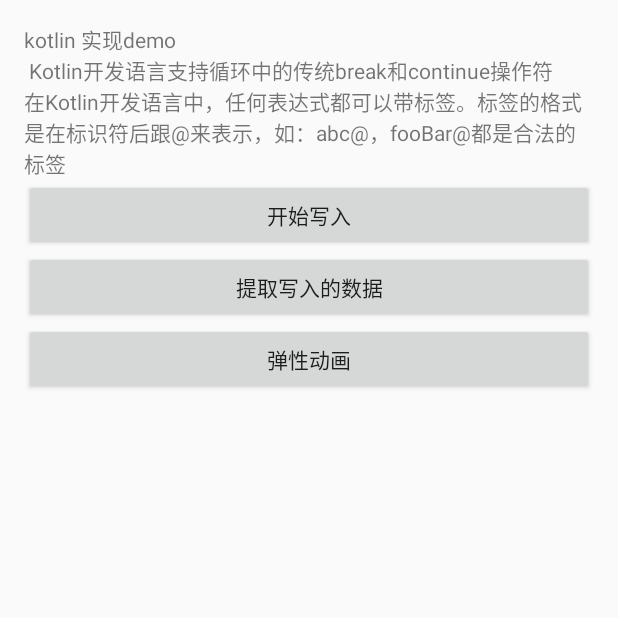
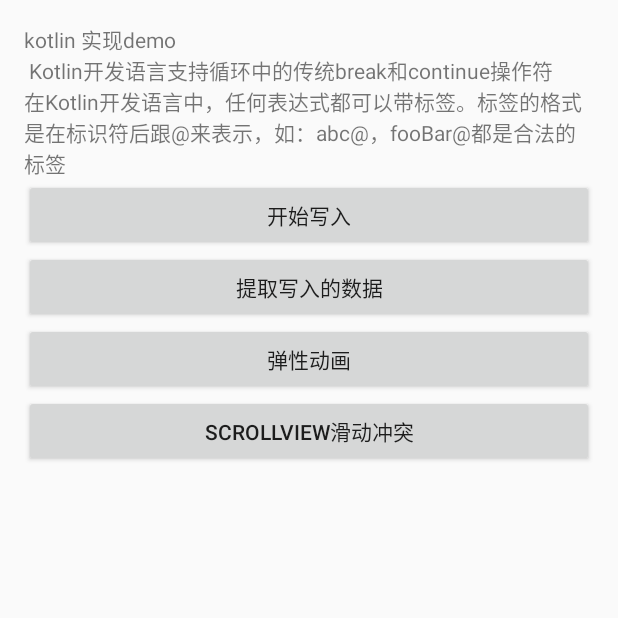
Before and after one commit to xieenqi/KotlinLearn, an Android app: the screen it shows after launch (MainActivity), on a phone screen of 412 x 824 dp, the top half of it. Run offline under Robolectric (Android 15) with nearby library versions, the phone set to English and light mode, and no system bars; libraries missing offline, so code that uses them is left out: com.facebook.stetho; plain views replace WaveLoadingView; 2 statements that could not run were skipped.

Commit message:
添加  scrollView 滑动冲突demo 学习

```diff
--- a/app/src/main/AndroidManifest.xml
+++ b/app/src/main/AndroidManifest.xml
@@ -27,7 +27,8 @@
             </intent-filter>
         </activity>
         <activity android:name=".Main2Activity" />
-        <activity android:name=".SpringAnimationActivity"></activity>
+        <activity android:name=".SpringAnimationActivity" />
+        <activity android:name=".ScrollViewSildingConflictActivity"></activity>
     </application>
 
 </manifest>
--- a/app/src/main/java/com/mykotlin/MainActivity.java
+++ b/app/src/main/java/com/mykotlin/MainActivity.java
@@ -31,7 +31,7 @@
     private QuickKV quickKv;
     private int index = 100000;
     private long startTime1, endTime1, startTime2, endTime2;
-    private Button bt03;
+    private Button bt03, bt04;
 
     @Override
     protected void onCreate(Bundle savedInstanceState) {
@@ -92,6 +92,8 @@
 //                        | View.SYSTEM_UI_FLAG_LAYOUT_HIDE_NAVIGATION);
         bt03 = (Button) findViewById(R.id.bt03);
         bt03.setOnClickListener(this);
+        bt04 = (Button) findViewById(R.id.bt04);
+        bt04.setOnClickListener(this);
     }
 
     //网络拦截
@@ -161,6 +163,10 @@
             case R.id.bt03:
                 startActivity(new Intent(MainActivity.this, SpringAnimationActivity.class));
                 break;
+            case R.id.bt04:
+                startActivity(new Intent(MainActivity.this, ScrollViewSildingConflictActivity.class));
+                break;
+
         }
     }
 }
--- a/app/src/main/res/layout/activity_main.xml
+++ b/app/src/main/res/layout/activity_main.xml
@@ -52,4 +52,10 @@
         android:layout_width="match_parent"
         android:layout_height="wrap_content"
         android:text="弹性动画" />
+
+    <Button
+        android:id="@+id/bt04"
+        android:layout_width="match_parent"
+        android:layout_height="wrap_content"
+        android:text="scrollView滑动冲突" />
 </LinearLayout>
```
Also changed, not shown: app/src/main/java/com/mykotlin/ScrollViewSildingConflictActivity.kt (added, +15 -0 lines), app/src/main/res/layout/activity_scroll_view_silding_conflict.xml (added, +36 -0 lines).
